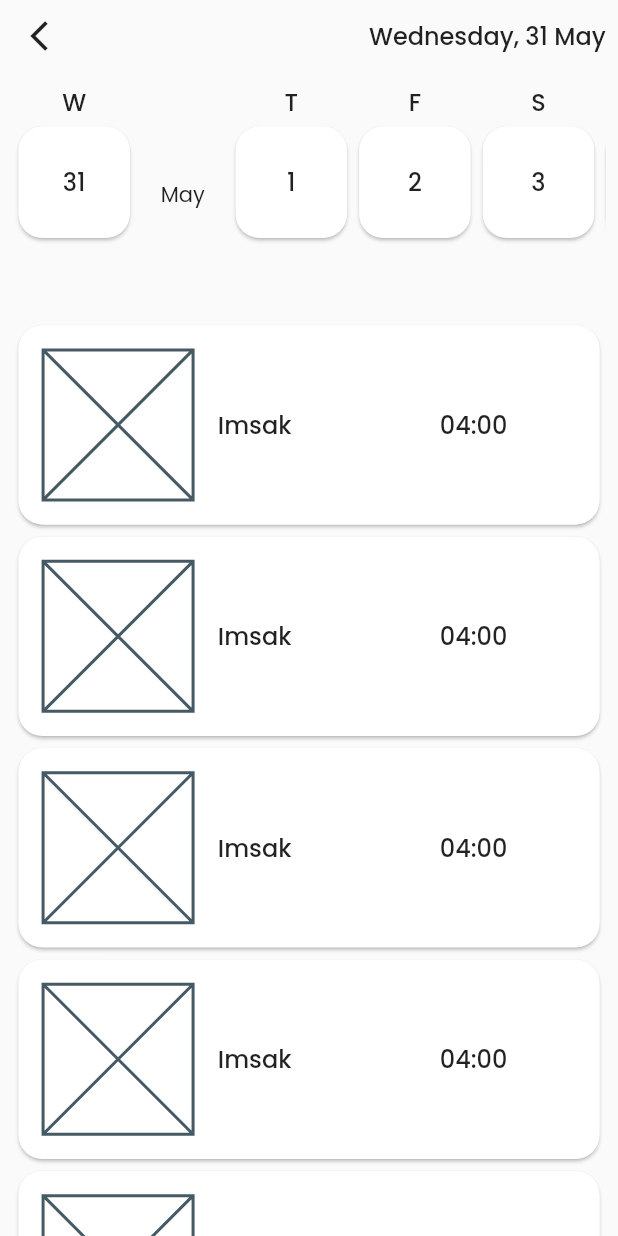
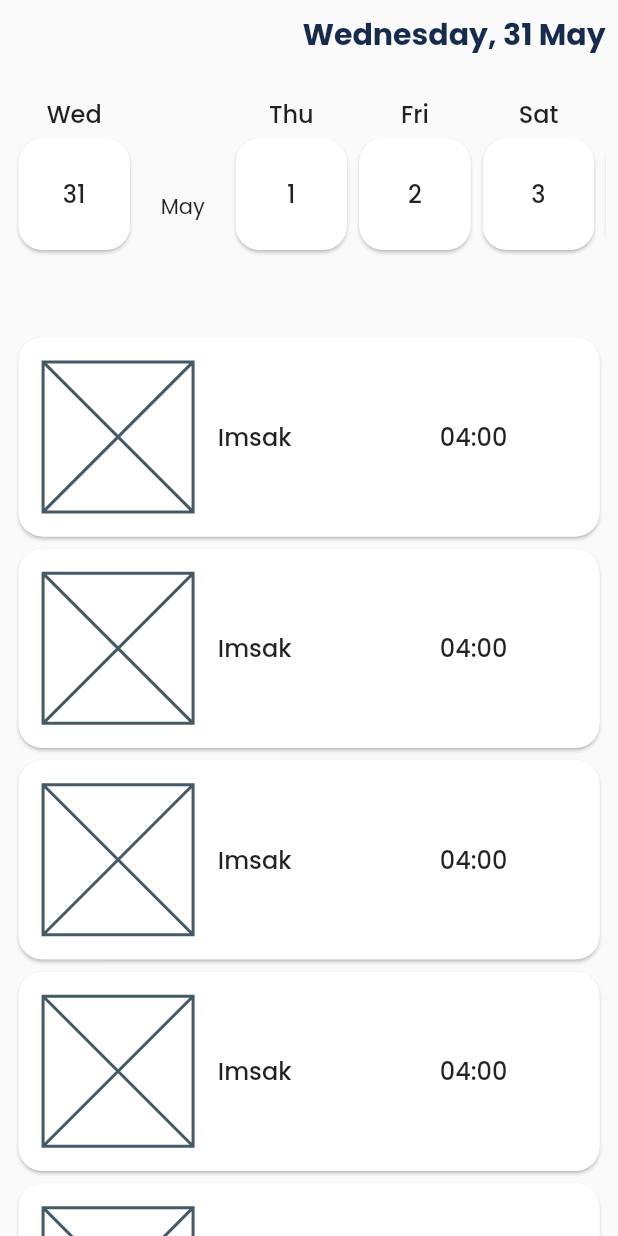
Before and after one commit to melihcelik09/ramadan_app, a Flutter app: the PrayerTimeView screen opened directly, on a phone screen of 412 x 824 dp. Run offline on Flutter 3.47's test engine with Material 2 defaults, Android fonts, the phone set to English and light mode, and no system bars; our stand-ins replace auto_route, bloc, dio, equatable, flutter_bloc, flutter_dotenv and 5 more; accounts and stored records are empty; generated files the repository leaves out were written again.

Commit message:
update: prayer time calendar view

```diff
--- a/lib/app/view/prayer_time/view/prayer_time_view.dart
+++ b/lib/app/view/prayer_time/view/prayer_time_view.dart
@@ -1,12 +1,27 @@
 import 'package:flutter/material.dart';
+import 'package:intl/intl.dart';
 import 'package:ramadan_app/app/view/prayer_time/view/widgets/body_widget.dart';
+import 'package:ramadan_app/core/constants/app_colors.dart';
+import 'package:ramadan_app/core/extensions/context_extension.dart';
 
 class PrayerTimeView extends StatelessWidget {
   const PrayerTimeView({Key? key}) : super(key: key);
 
   @override
   Widget build(BuildContext context) {
-    return const Scaffold(
+    return Scaffold(
+      appBar: AppBar(
+        backgroundColor: Colors.transparent,
+        foregroundColor: AppColors.secondaryColor,
+        elevation: 0,
+        actions: [
+          Padding(
+            padding: context.paddingLow,
+            child: Text(DateFormat('EEEE, d MMMM').format(DateTime.now()),
+                style: context.textTheme.headlineMedium),
+          ),
+        ],
+      ),
       body: SafeArea(child: BodyWidget()),
     );
   }
--- a/lib/app/view/prayer_time/view/widgets/body_widget.dart
+++ b/lib/app/view/prayer_time/view/widgets/body_widget.dart
@@ -56,7 +56,8 @@ class CurrentPrayerTimeWidget extends StatelessWidget {
                 children: [
                   const Placeholder(fallbackHeight: 100, fallbackWidth: 100),
                   Padding(
-                    padding: context.horizontalPaddingNormal + context.onlyRightPaddingHigh,
+                    padding: context.horizontalPaddingNormal +
+                        context.onlyRightPaddingHigh,
                     child: Text('Imsak', style: context.textTheme.titleLarge),
                   ),
                   Text('04:00', style: context.textTheme.titleLarge),
@@ -79,17 +80,7 @@ class WeeklyCalendarWidget extends StatelessWidget {
   Widget build(BuildContext context) {
     return Column(
       children: [
-        Row(
-          mainAxisAlignment: MainAxisAlignment.spaceBetween,
-          children: [
-            IconButton(
-                onPressed: () {
-                  context.router.pop();
-                },
-                icon: const Icon(Icons.arrow_back_ios)),
-            Text(DateFormat('EEEE, d MMMM').format(DateTime.now()), style: context.textTheme.titleLarge),
-          ],
-        ),
+
         Container(
           padding: context.verticalPaddingLow,
           height: context.width * 0.4,
@@ -100,14 +91,15 @@ class WeeklyCalendarWidget extends StatelessWidget {
               DateTime currentDate = DateTime.now().add(Duration(days: index));
               DateTime nextDate = currentDate.add(const Duration(days: 1));
               bool shouldDisplayMonthName = currentDate.month != nextDate.month;
-              String dayName = DateFormat.EEEE().format(currentDate).split('').first;
+              List<String> dayName =
+                  DateFormat.EEEE().format(currentDate).split('').sublist(0, 3);
               String dayNumber = DateFormat.d().format(currentDate);
               String monthName = DateFormat.MMMM().format(currentDate);
               return Row(
                 children: [
                   Column(
                     children: [
-                      Text(dayName, style: context.textTheme.titleLarge),
+                      Text(dayName.join(), style: context.textTheme.titleLarge),
                       SizedBox(
                         height: context.height * 0.1,
                         width: context.width * 0.2,
@@ -118,7 +110,9 @@ class WeeklyCalendarWidget extends StatelessWidget {
                           child: InkWell(
                             borderRadius: BorderRadius.circular(16),
                             onTap: () {},
-                            child: Center(child: Text(dayNumber, style: context.textTheme.titleLarge)),
+                            child: Center(
+                                child: Text(dayNumber,
+                                    style: context.textTheme.titleLarge)),
                           ),
                         ),
                       ),
--- a/lib/app/view/ramadan_time/service/countdown_service.dart
+++ b/lib/app/view/ramadan_time/service/countdown_service.dart
@@ -11,14 +11,12 @@ class CountdownService {
     final DateFormat formatter = DateFormat("dd-MM-yyyy");
     final DateFormat outputFormatter = DateFormat("yyyy-MM-dd");
 
-    final response = await NetworkClient(dio,
+    final CalendarModel response = await NetworkClient(dio,
             baseUrl: AppEndpoints.dateAndQiblaBaseUrl)
         .requestGregorianforHijri(
             "77bd26fb72mshd52097b4eaa3e06p1a44b8jsn68fc3dc01507", "01-09-1445");
-    CalendarModel jsonToCalendardownModel = CalendarModel.fromJson(response);
 
-    final outputDate =
-        formatter.parse(jsonToCalendardownModel.data!.gregorian!.date!);
+    final outputDate = formatter.parse(response.data!.gregorian!.date!);
     final String formattedOutput = outputFormatter.format(outputDate);
 
     DateTime dt = DateTime.parse(formattedOutput);
--- a/lib/core/init/network/network_client.dart
+++ b/lib/core/init/network/network_client.dart
@@ -1,6 +1,7 @@
 import 'package:dio/dio.dart';
 import 'package:ramadan_app/app/view/location/model/location_model.dart';
 import 'package:ramadan_app/app/view/asma_al_husna/model/asma_al_husna.dart';
+import 'package:ramadan_app/app/view/ramadan_time/model/calendar_model.dart';
 import 'package:ramadan_app/core/constants/app_endpoints.dart';
 import 'package:retrofit/retrofit.dart';
 
@@ -57,6 +58,6 @@ abstract class NetworkClient {
 
   //baseUrl= https://api.aladhan.com/v1
   @GET("/hToG/{date}")
-  Future requestGregorianforHijri(@Header("X-RapidAPI-Key") String key,
+  Future<CalendarModel> requestGregorianforHijri(@Header("X-RapidAPI-Key") String key,
       @Path("date") String date);
 }
--- a/lib/core/init/theme/custom_text_theme.dart
+++ b/lib/core/init/theme/custom_text_theme.dart
@@ -24,7 +24,7 @@ class CustomTextTheme {
   static TextStyle get _displayLarge => _baseHeadline.copyWith(fontSize: 48, fontWeight: FontWeight.bold, color: AppColors.secondaryColor);
   static TextStyle get _displayMedium => _baseHeadline.copyWith(fontSize: 32, fontWeight: FontWeight.bold, color: AppColors.secondaryColor);
   static TextStyle get _displaySmall => _baseHeadline.copyWith(fontSize: 24, fontWeight: FontWeight.bold);
-  static TextStyle get _headlineMedium => _baseHeadline.copyWith(fontSize: 20, fontWeight: FontWeight.w500);
+  static TextStyle get _headlineMedium => _baseHeadline.copyWith(fontSize: 20, fontWeight: FontWeight.bold,color: AppColors.secondaryColor);
   static TextStyle get _headlineSmall => _baseHeadline.copyWith(fontSize: 18, fontWeight: FontWeight.w500);
   static TextStyle get _titleLarge => _baseHeadline.copyWith(fontSize: 16, fontWeight: FontWeight.w500);
   static TextStyle get _titleMedium => _baseHeadline.copyWith(fontSize: 16, fontWeight: FontWeight.w500);
```
